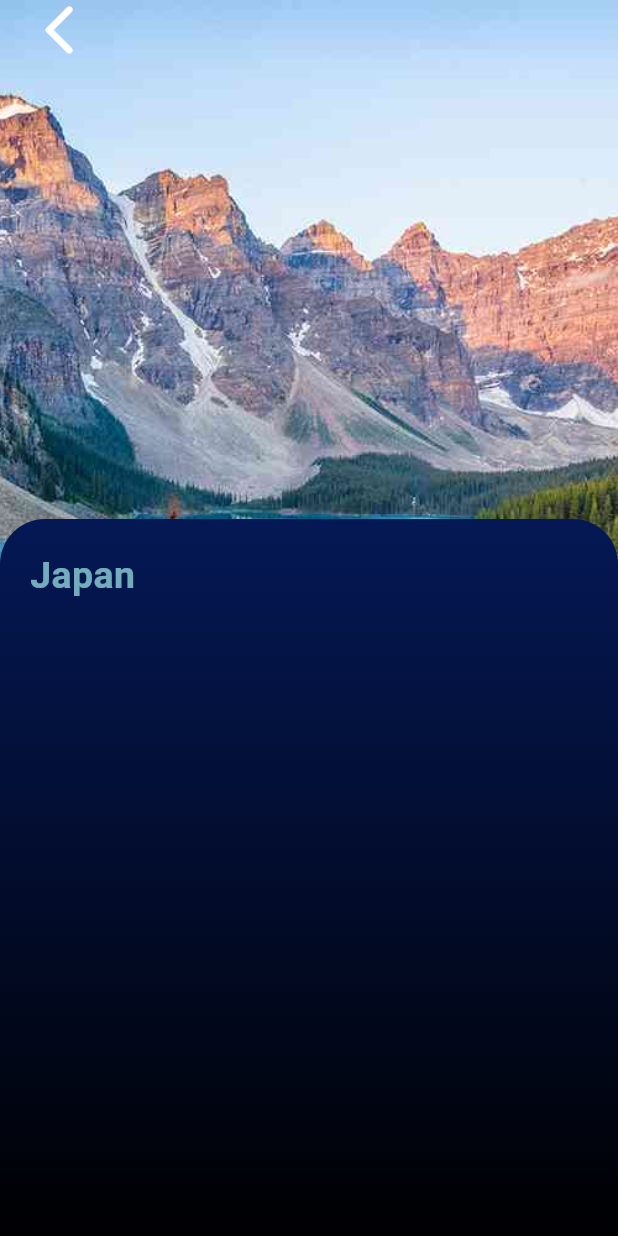
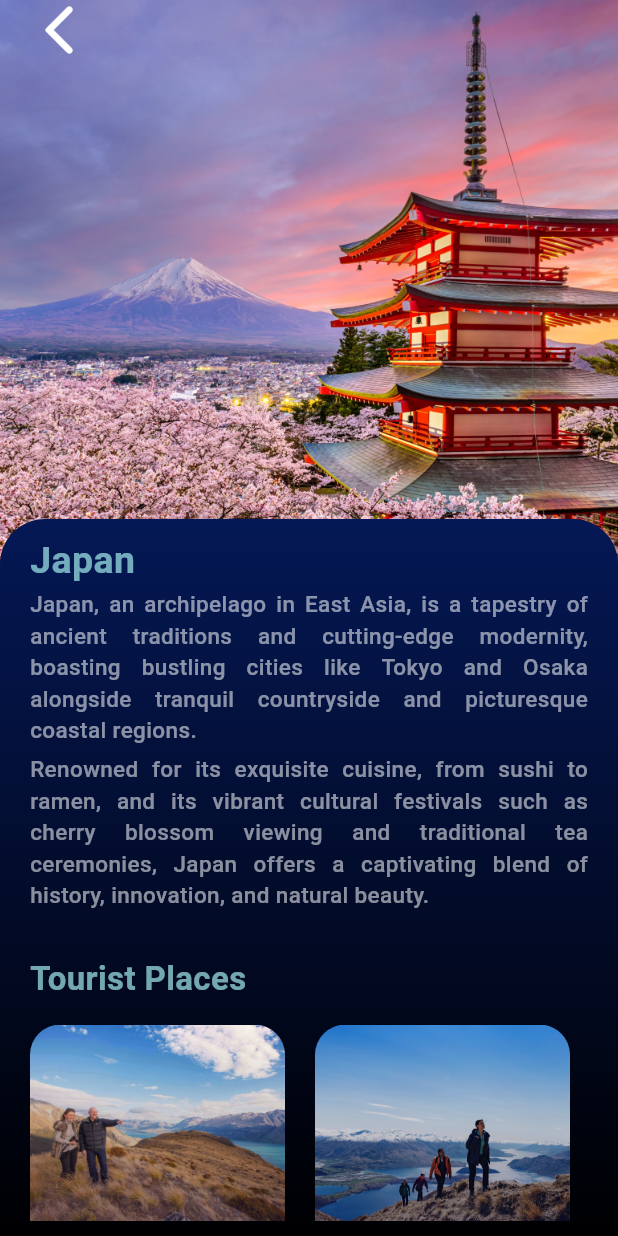
Before and after one commit to jatin-pandey01/Travel-App, a Flutter app: the screen it shows after launch, after a tap on "Japan", on a phone screen of 412 x 824 dp. Run offline on Flutter 3.47's test engine with Material 3 defaults, Android fonts, the phone set to English and light mode, and no system bars.

Commit message:
Final commit

```diff
--- a/lib/pages/home_screen.dart
+++ b/lib/pages/home_screen.dart
@@ -81,7 +81,7 @@ class _HomeScreenState extends State<HomeScreen> {
                       itemBuilder: (context,index) {
                         return Padding(
                           padding: EdgeInsets.only(left: index == 0 ? 20 : 0),
-                          child: hotDestinationItems(context,hotDestination[index]["image"]!,hotDestination[index]["name"]!, hotDestination[index]["noOfPlace"]!),
+                          child: hotDestinationItems(context,hotDestination[index]["image"]!,hotDestination[index]["name"]!, hotDestination[index]["noOfPlace"]!, hotDestination[index]["info1"]!, hotDestination[index]["info2"]!),
                         );
                       }
                     ),
@@ -229,10 +229,10 @@ class _HomeScreenState extends State<HomeScreen> {
     );
   }
 
-  Widget hotDestinationItems(BuildContext context, String image, String name, String noOfPlace){
+  Widget hotDestinationItems(BuildContext context, String image, String name, String noOfPlace,String info1, String info2){
     return GestureDetector(
       onTap: () {
-        Navigator.push(context, MaterialPageRoute(builder: (context)=> HotDestination(image, name)));
+        Navigator.push(context, MaterialPageRoute(builder: (context)=> HotDestination(image, name, info1, info2)));
       },
       child: Stack(
         children: [
--- a/lib/pages/hot_destination.dart
+++ b/lib/pages/hot_destination.dart
@@ -1,11 +1,15 @@
+import 'package:flutter/cupertino.dart';
 import 'package:flutter/material.dart';
 import 'package:flutter/widgets.dart';
 import 'package:travel_app/utils/colors.dart';
+import 'package:travel_app/utils/model.dart';
 
 class HotDestination extends StatelessWidget {
   final String image ;
   final String name ;
-  const HotDestination(this.image,this.name,{super.key});
+  final String info1;
+  final String info2;
+  const HotDestination(this.image,this.name,this.info1, this.info2,{super.key});
 
   @override
   Widget build(BuildContext context) {
@@ -18,7 +22,7 @@ class HotDestination extends StatelessWidget {
             //For background image
             Container(
               width: size.width,
-              height: size.height,
+              height: size.height*0.42 + 30,
               decoration: BoxDecoration(
                 image: DecorationImage(
                   image: AssetImage(image),
@@ -45,7 +49,7 @@ class HotDestination extends StatelessWidget {
               child: Container(
                 height: size.height*0.58,
                 width: size.width,
-                padding: const EdgeInsets.only(left: 20, right: 20, top: 20),
+                padding: const EdgeInsets.only(left: 20, right: 20, top: 10, bottom: 10),
                 decoration: const BoxDecoration(
                   borderRadius: BorderRadius.only(topLeft: Radius.circular(30), topRight: Radius.circular(30)),
                   gradient: LinearGradient(
@@ -54,6 +58,7 @@ class HotDestination extends StatelessWidget {
                     colors: [background_color1,background_color2]
                   ),
                 ),
+                child: SingleChildScrollView(
                   child: Column(
                     crossAxisAlignment: CrossAxisAlignment.start,
                     children: [
@@ -65,13 +70,115 @@ class HotDestination extends StatelessWidget {
                           color: primary_color.withOpacity(0.7)
                         ),
                       ),
+                      Text(
+                        info1,
+                        textAlign: TextAlign.justify,
+                        style: const TextStyle(
+                          color: Colors.white54,
+                          fontSize: 15,
+                          fontWeight: FontWeight.w500
+                        ),
+                      ),
+                      const SizedBox(height: 5,),
+                      Text(
+                        info2,
+                        textAlign: TextAlign.justify,
+                        style: const TextStyle(
+                          color: Colors.white54,
+                          fontSize: 15,
+                          fontWeight: FontWeight.w500
+                        ),
+                      ),
+                      const SizedBox(height: 30,),
+                      Text(
+                        "Tourist Places",
+                        style: TextStyle(
+                          fontWeight: FontWeight.bold,
+                          fontSize: 22,
+                          color: primary_color.withOpacity(0.7),
+                        ),
+                      ),
+                      const SizedBox(height: 15,),
+                      SizedBox(
+                        height: 150,
+                        child: ListView(
+                          scrollDirection: Axis.horizontal,
+                          children: [
+                            scrollItem("images/travel.png"),
+                            SizedBox(width: 20,),
+                            scrollItem("images/travel1.png"),
+                            SizedBox(width: 20,),
+                            scrollItem("images/travel2.png"),
+                            SizedBox(width: 20,),
+                            scrollItem("images/mountain.png"),
+                            SizedBox(width: 20,),
+                            scrollItem("images/beach.png"),
                           ],
                         ),
                       ),
-            )
+                      SizedBox(height: 20,),
+                      Container(
+                        width: size.width,
+                        height: 60,
+                        margin: EdgeInsets.only(bottom: 10),
+                        decoration: BoxDecoration(
+                          borderRadius: BorderRadius.circular(10),
+                          color: light_secondary,
+                        ),
+                        child: Center(
+                          child: Text(
+                            "Select Location",
+                            style: TextStyle(
+                              fontWeight: FontWeight.bold,
+                              fontSize: 20,
+                              color: primary_color
+                            ),
+                          ),
+                        ),
+                      ),
+                    ],
+                  ),
+                ),
+              ),
+            ),
+
           ],
         ),
       ),
     );
   }
+
+  Widget scrollItem(String image){
+    return Stack(
+      children: [
+        Container(
+          height: 150,
+          width: 170,
+          // margin: EdgeInsets.only(right: 25),
+          decoration: BoxDecoration(
+            borderRadius: BorderRadius.circular(20),
+            image: DecorationImage(image: AssetImage(image), fit: BoxFit.cover)
+          ),
+        ),
+        Positioned(
+          top: 0,
+          left: 0,
+          child: Opacity(
+            opacity: 0.5,
+            child: Container(
+              height: 170,
+              width: 170,
+              decoration: BoxDecoration(
+                gradient: LinearGradient(
+                  begin: Alignment.bottomCenter,
+                  end: Alignment.topCenter,
+                  colors: [secondary_color,Colors.transparent],
+                ),
+              ),
+            ),
+          ),
+        )
+      ]
+    );
   }
+}
--- a/lib/utils/model.dart
+++ b/lib/utils/model.dart
@@ -1,6 +1,9 @@
 const destination = [
   {
-    'image':'images/tower2.png'
+    'image':'images/taj.png'
+  },
+  {
+    'image':'images/USA.png'
   },
   {
     'image':'images/beach.png'
@@ -8,30 +11,35 @@ const destination = [
   {
     'image':'images/mountain.png'
   },
-  {
-    'image':'images/taj.png'
-  },
 ];
 
 const hotDestination = [
   {
-    'image':'images/tower.png',
+    'image':'images/USA.png',
     'name':'America',
     'noOfPlace':'18 Tourist place',
+    "info1": "The United States boasts iconic natural wonders such as the Grand Canyon and Yellowstone National Park, attracting millions of visitors annually to witness their breathtaking beauty and diverse landscapes.",
+    "info2" : "From the rugged coastlines of Maine to the sun-drenched shores of California, America's natural beauty offers endless opportunities for exploration and appreciation."
   },
   {
-    'image':'images/mountain.png',
+    'image':'images/Japan.jpeg',
     'name':'Japan',
     'noOfPlace':'10 Tourist place',
+    "info1":"Japan, an archipelago in East Asia, is a tapestry of ancient traditions and cutting-edge modernity, boasting bustling cities like Tokyo and Osaka alongside tranquil countryside and picturesque coastal regions.",
+    "info2":"Renowned for its exquisite cuisine, from sushi to ramen, and its vibrant cultural festivals such as cherry blossom viewing and traditional tea ceremonies, Japan offers a captivating blend of history, innovation, and natural beauty."
   },
   {
     'image':'images/taj.png',
     'name':'India',
     'noOfPlace':'22 Tourist place',
+    "info1":"India, a culturally diverse nation in South Asia, is famed for its ancient heritage, spiritual traditions, and bustling cities like Delhi, Mumbai, and Kolkata.",
+    "info2":"From the iconic landmarks such as the Taj Mahal to the scenic beauty of Kerala's backwaters and the majestic peaks of the Himalayas, India offers a tapestry of experiences that enchant travelers from around the globe. With its rich history, vibrant festivals, and delectable cuisine, India is a land of contrasts and endless discovery."
   },
   {
-    'image':'images/uk.png',
+    'image':'images/England.jpeg',
     'name':'UK',
     'noOfPlace':'16 Tourist place',
+    "info1":"The United Kingdom, a union of England, Scotland, Wales, and Northern Ireland, is renowned for its rich history, cultural diversity, and iconic landmarks such as Buckingham Palace and the Tower of London.",
+    "info2":" From the bustling streets of London to the rugged landscapes of the Scottish Highlands, the UK offers a blend of tradition, modernity, and natural beauty that captivates visitors from across the globe."
   },
 ];
```
Also changed, not shown: images/England.jpeg (added), images/Japan.jpeg (added), images/USA.png (added), images/theway.png (deleted), images/tower.png (deleted), images/tower1.png (deleted), images/tower2.png (deleted), images/uk.png (deleted). Lines whose indentation alone changed are shown as unchanged.
